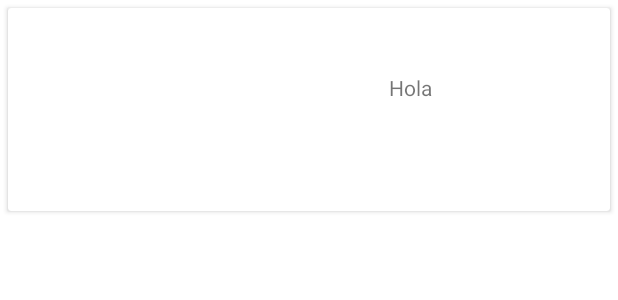
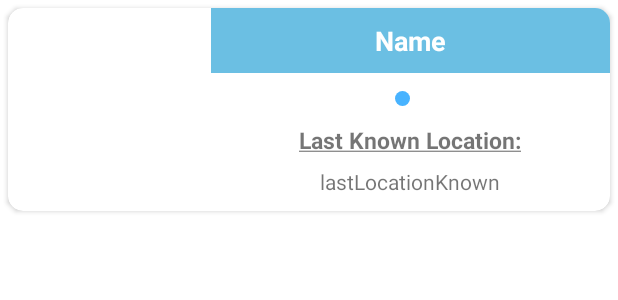
Before and after one commit to poriad/RickAndMortyApp, an Android app: the layout character_card.xml on its own in the app's theme, with its tools: preview values and no code run, on a phone screen of 412 x 824 dp. Shown: the top 300 px of the screen. Run offline under Robolectric (Android 15) with nearby library versions, the light colour scheme and no system bars; network calls fail.

Commit message:
07/12/2021 - Character Card Detail finished.

```diff
--- a/app/src/main/java/com/example/rickandmortyapp/data/model/Character.kt
+++ b/app/src/main/java/com/example/rickandmortyapp/data/model/Character.kt
@@ -6,5 +6,6 @@ data class Character(
         val status: String,
         val species: String,
         val gender: String,
-        val image: String
+        val image: String,
+        val location: Location
         )
--- a/app/src/main/java/com/example/rickandmortyapp/data/model/CharacterProvider.kt
+++ b/app/src/main/java/com/example/rickandmortyapp/data/model/CharacterProvider.kt
@@ -5,5 +5,5 @@ import javax.inject.Singleton
 
 @Singleton
 class CharacterProvider @Inject constructor() {
-    var character: Character = Character(0, "", "", "", "","")
+    var character: Character = Character(0, "", "", "", "","", Location(""))
 }
--- /dev/null
+++ b/app/src/main/java/com/example/rickandmortyapp/data/model/Location.kt
@@ -0,0 +1,5 @@
+package com.example.rickandmortyapp.data.model
+
+data class Location(
+    var name: String
+)
--- a/app/src/main/java/com/example/rickandmortyapp/data/model/holder/CharactersViewHolder.kt
+++ b/app/src/main/java/com/example/rickandmortyapp/data/model/holder/CharactersViewHolder.kt
@@ -11,7 +11,9 @@ class CharactersViewHolder(view: View) :RecyclerView.ViewHolder(view) {
     private var binding = CharacterCardBinding.bind(view)
 
     fun bind(character: Character) {
-            binding.characterSpecie.text = character.name
-            Picasso.get().load(character.image).into(binding.characterImage)
+        binding.characterSpecie.text = character.name
+        binding.characterState.text = character.status + " - " + character.species
+        binding.lastLocationTwo.text = character.location.name
+        Picasso.get().load(character.image).into(binding.characterImage)
     }
 }
--- a/app/src/main/java/com/example/rickandmortyapp/data/network/RickAndMortyService.kt
+++ b/app/src/main/java/com/example/rickandmortyapp/data/network/RickAndMortyService.kt
@@ -4,6 +4,7 @@ import com.example.rickandmortyapp.core.RetrofitHelper
 import com.example.rickandmortyapp.data.model.Character
 import com.example.rickandmortyapp.data.model.Characters
 import com.example.rickandmortyapp.data.model.Episode
+import com.example.rickandmortyapp.data.model.Location
 import kotlinx.coroutines.Dispatchers
 import kotlinx.coroutines.withContext
 import retrofit2.Retrofit
@@ -18,7 +19,7 @@ class RickAndMortyService @Inject constructor(
     suspend fun getCharacter(id: Int): Character {
         return withContext(Dispatchers.IO) {
             val response = api.getCharacter(id)
-            response.body() ?: Character(0,"", "", "", "", "")
+            response.body() ?: Character(0,"", "", "", "", "", Location(""))
         }
     }
 
--- /dev/null
+++ b/app/src/main/res/drawable/circle.xml
@@ -0,0 +1,6 @@
+<?xml version="1.0" encoding="utf-8"?>
+<shape xmlns:android="http://schemas.android.com/apk/res/android"
+    android:shape="oval">
+    <solid
+        android:color="#48b3ff"/>
+</shape>
--- a/app/src/main/res/layout/character_card.xml
+++ b/app/src/main/res/layout/character_card.xml
@@ -1,9 +1,11 @@
 <?xml version="1.0" encoding="utf-8"?>
 <androidx.cardview.widget.CardView xmlns:android="http://schemas.android.com/apk/res/android"
+    xmlns:app="http://schemas.android.com/apk/res-auto"
     android:layout_width="match_parent"
     android:layout_height="135dp"
     android:layout_margin="5dp"
-    android:elevation="5dp">
+    android:elevation="5dp"
+    app:cardCornerRadius="10dp">
 
     <LinearLayout
         android:layout_width="match_parent"
@@ -13,23 +15,61 @@
             android:layout_width="135dp"
             android:layout_height="135dp"
             android:id="@+id/characterImage"/>
+
         <LinearLayout
             android:layout_width="match_parent"
             android:layout_height="match_parent"
             android:orientation="vertical"
-            android:layout_gravity="center"
-            android:gravity="center">
+            android:layout_gravity="center">
+
+            <TextView
+                android:textColor="@android:color/white"
+                android:textSize="18sp"
+                android:id="@+id/characterSpecie"
+                android:layout_width="match_parent"
+                android:layout_height="wrap_content"
+                android:gravity="center"
+                android:paddingBottom="9dp"
+                android:textStyle="bold"
+                android:paddingTop="9dp"
+                android:background="@color/rickandmorty"
+                android:text="Name" />
+
+            <LinearLayout
+            android:layout_width="match_parent"
+            android:layout_height="wrap_content"
+                android:gravity="center"
+                android:layout_marginTop="7dp">
+                <ImageView
+                    android:layout_width="10dp"
+                    android:layout_height="10dp"
+                    android:src="@drawable/circle"
+                    />
+                <TextView
+                    android:layout_width="wrap_content"
+                    android:layout_height="wrap_content"
+                    android:id="@+id/characterState"
+                    android:layout_gravity="center"
+                    android:paddingLeft="10dp"
+                    />
+            </LinearLayout>
             <TextView
                 android:layout_width="wrap_content"
                 android:layout_height="wrap_content"
-                android:id="@+id/characterSpecie"
-                android:text="Hola"
-                android:layout_marginBottom="10dp"
-                />
+                android:id="@+id/lastLocationOne"
+                android:layout_gravity="center"
+                android:text="@string/last_location"
+                android:textSize="15sp"
+                android:textStyle="bold"
+                android:layout_marginTop="7dp"/>
+
             <TextView
                 android:layout_width="wrap_content"
                 android:layout_height="wrap_content"
-                android:id="@+id/characterGender"/>
+                android:id="@+id/lastLocationTwo"
+                android:layout_gravity="center"
+                android:text="lastLocationKnown"
+                android:layout_marginTop="7dp"/>
 
         </LinearLayout>
     </LinearLayout>
--- a/app/src/main/res/values/strings.xml
+++ b/app/src/main/res/values/strings.xml
@@ -7,4 +7,5 @@
     <string name="back_button">Back</string>
     <string name="list_character_text">1 Of 34</string>
     <string name="next_button">Next</string>
+    <string name="last_location"><u>Last Known Location:</u></string>
 </resources>
```
